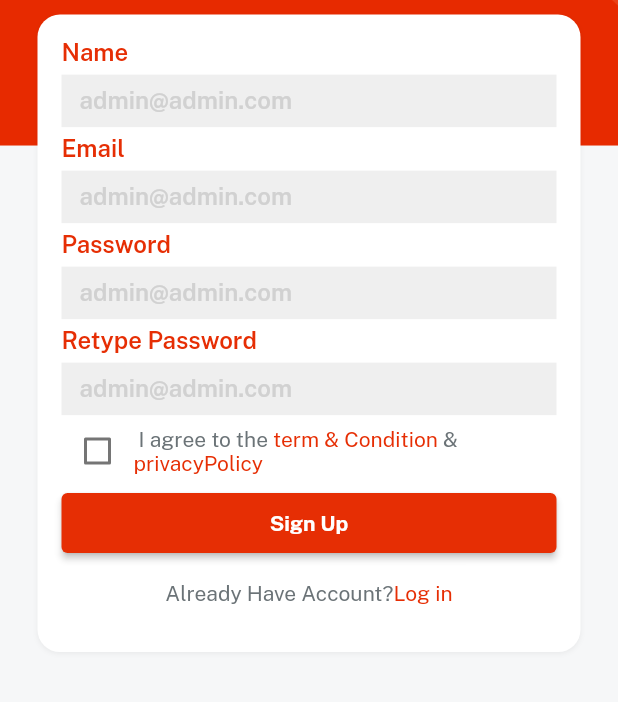
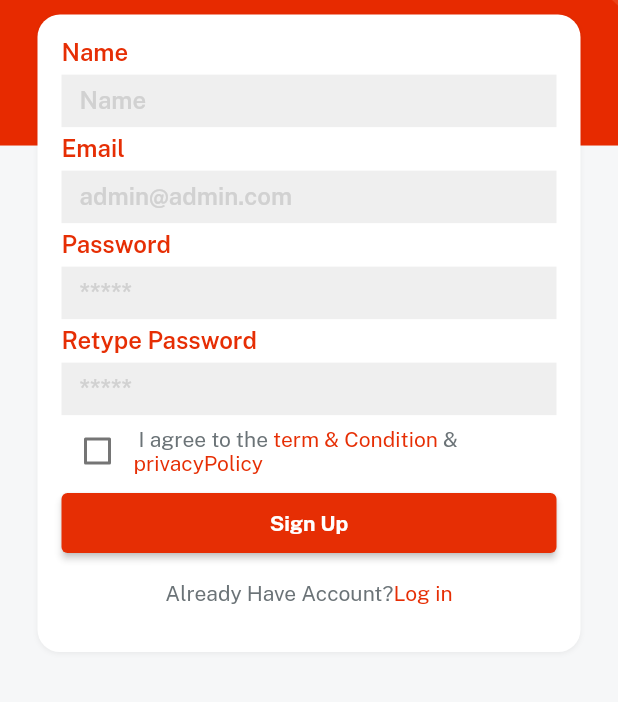
Before and after one commit to abhijit885/FLUTTER_2023_E-COM, a Flutter app: the screen it shows after launch, after a tap on "Sign Up", on a phone screen of 412 x 824 dp, the part 286-988 px from its top. Run offline on Flutter 3.47's test engine with Material 2 defaults, Android fonts, the phone set to English and light mode, and no system bars; our stand-ins replace cloud_firestore, firebase_auth, firebase_core, get, velocity_x; accounts and stored records are empty; network calls fail.

Commit message:
#30-may-2023

```diff
--- a/lib/consts/strings.dart
+++ b/lib/consts/strings.dart
@@ -8,6 +8,8 @@ const passwordHint = "*****";
 const forgetPass = "Forget Password";
 const login = "Log in";
 const signup = "Sign Up";
+const loggedin = "Logged in successfully";
+const loggedout = "Logged out successfully";
 const createNewAccount = "or, create a new account";
 const loginWith = "Log in with";
 const reTypePassword = "Retype Password";
--- a/lib/views/auth_screen/login_screen.dart
+++ b/lib/views/auth_screen/login_screen.dart
@@ -1,5 +1,6 @@
 import 'package:emart_app/consts/consts.dart';
 import 'package:emart_app/consts/lists.dart';
+import 'package:emart_app/controllers/auth_controller.dart';
 import 'package:emart_app/views/auth_screen/signup_screen.dart';
 import 'package:emart_app/views/home_screen/home.dart';
 import 'package:emart_app/widgets_common/applogo_widget.dart';
@@ -13,6 +14,8 @@ class LoginScreen extends StatelessWidget {
 
   @override
   Widget build(BuildContext context) {
+    var controller = Get.put(AuthContoller());
+
     return bgWidget(
         child: Scaffold(
       resizeToAvoidBottomInset: false,
@@ -26,9 +29,17 @@ class LoginScreen extends StatelessWidget {
             10.heightBox,
             Column(
               children: [
-                customTextfield(hint: emailHint, title: email),
+                customTextfield(
+                    hint: emailHint,
+                    title: email,
+                    isPass: false,
+                    controller: controller.emailController),
                 5.heightBox,
-                customTextfield(hint: passwordHint, title: password),
+                customTextfield(
+                    hint: passwordHint,
+                    title: password,
+                    isPass: true,
+                    controller: controller.passwordController),
 
                 Align(
                     alignment: Alignment.centerRight,
@@ -36,13 +47,27 @@ class LoginScreen extends StatelessWidget {
                         onPressed: () => {}, child: forgetPass.text.make())),
                 5.heightBox,
                 //ourButton().box.width(context.screenWidth - 40).make(),
+                // await controller.loginMethod(context: context).then((value) => {
+                //      if (value != null) {
+                //           VxToast.show(context,msg:loggedin);
+                //           Get.to(() => const Home());
+                //      }
+                //      });
                 ourButton(
-                    color: redColor,
-                    title: login,
-                    textColor: whiteColor,
-                    onPress: () {
-                      Get.to(() => const Home());
-                    }).box.width(context.screenWidth - 40).make(),
+                  color: redColor,
+                  title: login,
+                  textColor: whiteColor,
+                  onPress: () async {
+                    await controller
+                        .loginMethod(context: context)
+                        .then((value) {
+                      if (value != null) {
+                        VxToast.show(context, msg: loggedin);
+                        Get.to(() => const Home());
+                      }
+                    });
+                  },
+                ).box.width(context.screenWidth - 40).make(),
                 15.heightBox,
                 createNewAccount.text.color(fontGrey).make(),
                 10.heightBox,
--- a/lib/views/auth_screen/signup_screen.dart
+++ b/lib/views/auth_screen/signup_screen.dart
@@ -1,4 +1,6 @@
 import 'package:emart_app/consts/consts.dart';
+import 'package:emart_app/controllers/auth_controller.dart';
+import 'package:emart_app/views/home_screen/home.dart';
 import 'package:emart_app/widgets_common/applogo_widget.dart';
 import 'package:emart_app/widgets_common/bg_wdget.dart';
 import 'package:emart_app/widgets_common/custom_textfield.dart';
@@ -14,6 +16,12 @@ class signupScreen extends StatefulWidget {
 
 class _signupScreenState extends State<signupScreen> {
   bool? isCheck = false;
+  var controller = Get.put(AuthContoller());
+//Text controller
+  var nameController = TextEditingController();
+  var emailController = TextEditingController();
+  var passwordController = TextEditingController();
+  var passwordRetypeController = TextEditingController();
   @override
   Widget build(BuildContext context) {
     return bgWidget(
@@ -29,13 +37,29 @@ class _signupScreenState extends State<signupScreen> {
             10.heightBox,
             Column(
               children: [
-                customTextfield(hint: name, title: name),
+                customTextfield(
+                    hint: name,
+                    title: name,
+                    controller: nameController,
+                    isPass: false),
                 5.heightBox,
-                customTextfield(hint: emailHint, title: email),
+                customTextfield(
+                    hint: emailHint,
+                    title: email,
+                    controller: emailController,
+                    isPass: false),
                 5.heightBox,
-                customTextfield(hint: passwordHint, title: password),
+                customTextfield(
+                    hint: passwordHint,
+                    title: password,
+                    controller: passwordController,
+                    isPass: true),
                 5.heightBox,
-                customTextfield(hint: passwordHint, title: reTypePassword),
+                customTextfield(
+                    hint: passwordHint,
+                    title: reTypePassword,
+                    controller: passwordRetypeController,
+                    isPass: true),
                 Row(
                   children: [
                     Checkbox(
@@ -83,13 +107,34 @@ class _signupScreenState extends State<signupScreen> {
                   ],
                 ),
                 ourButton(
-                        //color: isCheck == true ? redColor : lightGrey,
-                        title: signup,
-                        textColor: whiteColor,
-                        onPress: () {})
-                    .box
-                    .width(context.screenWidth - 40)
-                    .make(),
+                    color: isCheck == true ? redColor : textfieldGrey,
+                    title: signup,
+                    textColor: whiteColor,
+                    onPress: () async {
+                      if (isCheck != false) {
+                        try {
+                          await controller
+                              .signupMethod(
+                            context: context,
+                            email: emailController.text,
+                            password: passwordController.text,
+                          )
+                              .then((value) {
+                            return controller.storeUserData(
+                              //email :emailController.text,
+                              //password:passwordController.text,
+                              name: nameController.text,
+                            );
+                          }).then((value) {
+                            VxToast.show(context, msg: loggedin);
+                            Get.offAll(() => const Home());
+                          });
+                        } catch (e) {
+                          auth.signOut();
+                          VxToast.show(context, msg: loggedout);
+                        }
+                      }
+                    }).box.width(context.screenWidth - 40).make(),
                 15.heightBox,
                 //wraps in to a gesture detector of velocity X
                 // RichText(
--- a/lib/widgets_common/custom_textfield.dart
+++ b/lib/widgets_common/custom_textfield.dart
@@ -1,25 +1,27 @@
 import 'package:emart_app/consts/consts.dart';
 
-Widget customTextfield({String? title, String? hint, controller}) {
+Widget customTextfield({String? title, String? hint, controller, isPass}) {
   return Column(
     crossAxisAlignment: CrossAxisAlignment.start,
     children: [
       title!.text.color(redColor).fontFamily(semibold).size(16).make(),
       5.heightBox,
       TextFormField(
-        decoration: const InputDecoration(
+        controller: controller,
+        obscureText: isPass,
+        decoration: InputDecoration(
             //controller:controller,
-            hintStyle: TextStyle(
+            hintStyle: const TextStyle(
               fontFamily: semibold,
               color: textfieldGrey,
             ),
-            hintText: emailHint,
+            hintText: hint,
             isDense: true,
             fillColor: lightGrey,
             filled: true,
             border: InputBorder.none,
-            focusedBorder:
-                OutlineInputBorder(borderSide: BorderSide(color: redColor))),
+            focusedBorder: const OutlineInputBorder(
+                borderSide: BorderSide(color: redColor))),
       ),
     ],
   );
```
Also changed, not shown: lib/controllers/auth_controller.dart (+50 -1 lines), lib/views/account_screen/profile_screen.dart (+11 -2 lines).
